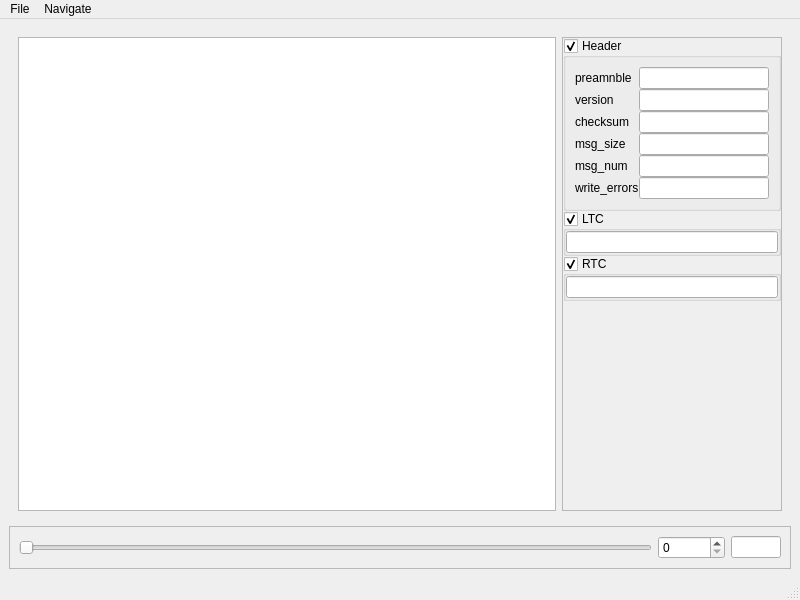
Old version of the form scripts/kbb_viewer.ui in the repository naniBox/kuroBox.
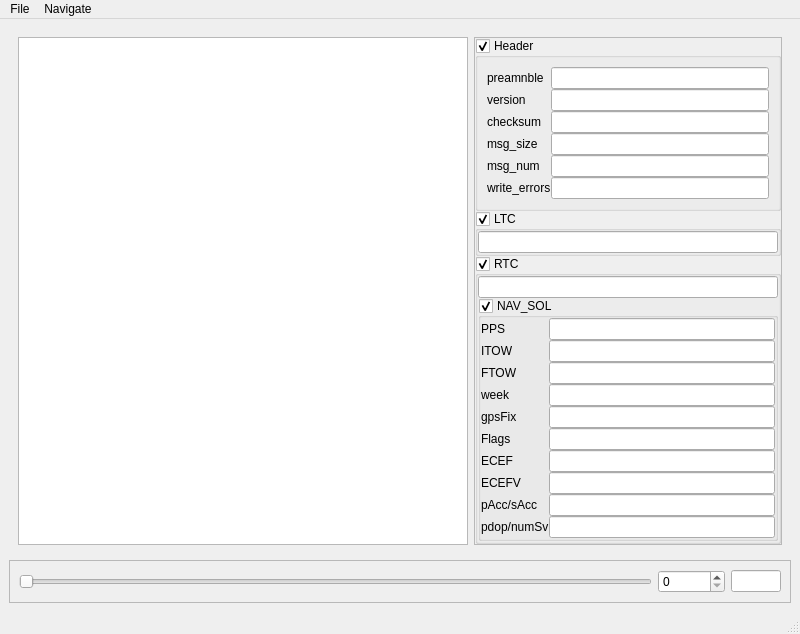
New version of the form.

Commit message: Added kb_util.c/.h (the .h came from nanibox_util.h) I converted the gps reading from the UART driver to the SERIAL driver, which does its own buffering. It now parses the ublox message coming in, and passes it to the logger, so it's all getting written. Updated kbb_viewer & KBB.py to show the GPS data. It's still only in GPS time & ECEF, which will need to get converted to UTC & LLA, but that's tomorrow.

Diff of the .ui file:
```diff
--- a/scripts/kbb_viewer.ui
+++ b/scripts/kbb_viewer.ui
@@ -20,6 +20,12 @@
       <layout class="QHBoxLayout" name="horizontalLayout_2">
        <item>
         <widget class="QPlainTextEdit" name="hex_view">
+         <property name="minimumSize">
+          <size>
+           <width>450</width>
+           <height>0</height>
+          </size>
+         </property>
          <property name="font">
           <font>
            <family>Courier New</family>
@@ -38,12 +44,6 @@
            <height>0</height>
           </size>
          </property>
-         <property name="maximumSize">
-          <size>
-           <width>220</width>
-           <height>16777215</height>
-          </size>
-         </property>
          <property name="frameShape">
           <enum>QFrame::StyledPanel</enum>
          </property>
@@ -192,6 +192,142 @@
              <item>
               <widget class="QLineEdit" name="rtc_rtc"/>
              </item>
+             <item>
+              <widget class="QGroupBox" name="groupBox_4">
+               <property name="title">
+                <string>NAV_SOL</string>
+               </property>
+               <property name="flat">
+                <bool>true</bool>
+               </property>
+               <property name="checkable">
+                <bool>true</bool>
+               </property>
+               <layout class="QVBoxLayout" name="verticalLayout_6">
+                <property name="spacing">
+                 <number>0</number>
+                </property>
+                <property name="margin">
+                 <number>0</number>
+                </property>
+                <item>
+                 <widget class="QWidget" name="widget_3" native="true">
+                  <layout class="QFormLayout" name="formLayout_2">
+                   <property name="horizontalSpacing">
+                    <number>0</number>
+                   </property>
+                   <property name="verticalSpacing">
+                    <number>0</number>
+                   </property>
+                   <property name="margin">
+                    <number>0</number>
+                   </property>
+                   <item row="1" column="0">
+                    <widget class="QLabel" name="label_7">
+                     <property name="text">
+                      <string>ITOW</string>
+                     </property>
+                    </widget>
+                   </item>
+                   <item row="1" column="1">
+                    <widget class="QLineEdit" name="nav_sol_itow"/>
+                   </item>
+                   <item row="2" column="0">
+                    <widget class="QLabel" name="label_8">
+                     <property name="text">
+                      <string>FTOW</string>
+                     </property>
+                    </widget>
+                   </item>
+                   <item row="2" column="1">
+                    <widget class="QLineEdit" name="nav_sol_ftow"/>
+                   </item>
+                   <item row="3" column="0">
+                    <widget class="QLabel" name="label_9">
+                     <property name="text">
+                      <string>week</string>
+                     </property>
+                    </widget>
+                   </item>
+                   <item row="4" column="0">
+                    <widget class="QLabel" name="label_10">
+                     <property name="text">
+                      <string>gpsFix</string>
+                     </property>
+                    </widget>
+                   </item>
+                   <item row="5" column="0">
+                    <widget class="QLabel" name="label_11">
+                     <property name="text">
+                      <string>Flags</string>
+                     </property>
+                    </widget>
+                   </item>
+                   <item row="6" column="0">
+                    <widget class="QLabel" name="label_12">
+                     <property name="text">
+                      <string>ECEF</string>
+                     </property>
+                    </widget>
+                   </item>
+                   <item row="7" column="0">
+                    <widget class="QLabel" name="label_13">
+                     <property name="text">
+                      <string>ECEFV</string>
+                     </property>
+                    </widget>
+                   </item>
+                   <item row="8" column="0">
+                    <widget class="QLabel" name="label_14">
+                     <property name="text">
+                      <string>pAcc/sAcc</string>
+                     </property>
+                    </widget>
+                   </item>
+                   <item row="9" column="0">
+                    <widget class="QLabel" name="label_15">
+                     <property name="text">
+                      <string>pdop/numSv</string>
+                     </property>
+                    </widget>
+                   </item>
+                   <item row="3" column="1">
+                    <widget class="QLineEdit" name="nav_sol_week"/>
+                   </item>
+                   <item row="4" column="1">
+                    <widget class="QLineEdit" name="nav_sol_gpsfix"/>
+                   </item>
+                   <item row="5" column="1">
+                    <widget class="QLineEdit" name="nav_sol_flags"/>
+                   </item>
+                   <item row="6" column="1">
+                    <widget class="QLineEdit" name="nav_sol_ecef"/>
+                   </item>
+                   <item row="7" column="1">
+                    <widget class="QLineEdit" name="nav_sol_ecefv"/>
+                   </item>
+                   <item row="8" column="1">
+                    <widget class="QLineEdit" name="nav_sol_pacc_sacc"/>
+                   </item>
+                   <item row="9" column="1">
+                    <widget class="QLineEdit" name="nav_sol_pdop_numsv"/>
+                   </item>
+                   <item row="0" column="1">
+                    <widget class="QLineEdit" name="nav_sol_pps"/>
+                   </item>
+                   <item row="0" column="0">
+                    <widget class="QLabel" name="label_16">
+                     <property name="text">
+                      <string>PPS</string>
+                     </property>
+                    </widget>
+                   </item>
+                  </layout>
+                 </widget>
+                </item>
+               </layout>
+              </widget>
+             </item>
             </layout>
            </widget>
           </item>
```
Left out of the diff: 42 changed lines with no effect on the pictures. The commit also changes 22 other files.
